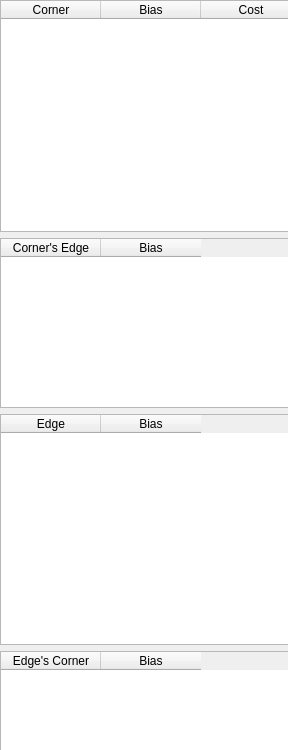
The window that StitchView/corneredge.ui (chenyufjfz/ChipPintu) describes before a commit, drawn with Qt 5.
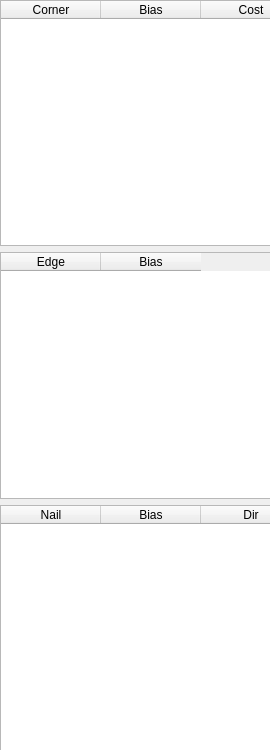
The same window after the commit.

What changed in the file:
```diff
--- a/StitchView/corneredge.ui
+++ b/StitchView/corneredge.ui
@@ -6,7 +6,7 @@
    <rect>
     <x>0</x>
     <y>0</y>
-    <width>288</width>
+    <width>270</width>
     <height>750</height>
    </rect>
   </property>
@@ -54,39 +54,10 @@
       </column>
      </widget>
     </item>
-    <item>
-     <widget class="QTableWidget" name="edge_tbl1">
-      <property name="sizePolicy">
-       <sizepolicy hsizetype="Minimum" vsizetype="Expanding">
-        <horstretch>0</horstretch>
-        <verstretch>0</verstretch>
-       </sizepolicy>
-      </property>
-      <property name="maximumSize">
-       <size>
-        <width>16777215</width>
-        <height>170</height>
-       </size>
-      </property>
-      <property name="focusPolicy">
-       <enum>Qt::NoFocus</enum>
-      </property>
-      <column>
-       <property name="text">
-        <string>Corner's Edge</string>
-       </property>
-      </column>
-      <column>
-       <property name="text">
-        <string>Bias</string>
-       </property>
-      </column>
-     </widget>
-    </item>
     <item>
      <widget class="QTableWidget" name="edge_tb0">
       <property name="sizePolicy">
-       <sizepolicy hsizetype="Minimum" vsizetype="Expanding">
+       <sizepolicy hsizetype="Minimum" vsizetype="MinimumExpanding">
         <horstretch>0</horstretch>
         <verstretch>0</verstretch>
        </sizepolicy>
@@ -107,7 +78,10 @@
      </widget>
     </item>
     <item>
-     <widget class="QTableWidget" name="corner_tbl1">
+     <widget class="QTableWidget" name="nail_tbl0">
+      <property name="enabled">
+       <bool>true</bool>
+      </property>
       <property name="sizePolicy">
        <sizepolicy hsizetype="Minimum" vsizetype="Expanding">
         <horstretch>0</horstretch>
@@ -117,7 +91,7 @@
       <property name="maximumSize">
        <size>
         <width>16777215</width>
-        <height>100</height>
+        <height>300</height>
        </size>
       </property>
       <property name="focusPolicy">
@@ -125,7 +99,7 @@
       </property>
       <column>
        <property name="text">
-        <string>Edge's Corner</string>
+        <string>Nail</string>
        </property>
       </column>
       <column>
@@ -133,6 +107,11 @@
         <string>Bias</string>
        </property>
       </column>
+      <column>
+       <property name="text">
+        <string>Dir</string>
+       </property>
+      </column>
      </widget>
     </item>
    </layout>
```
